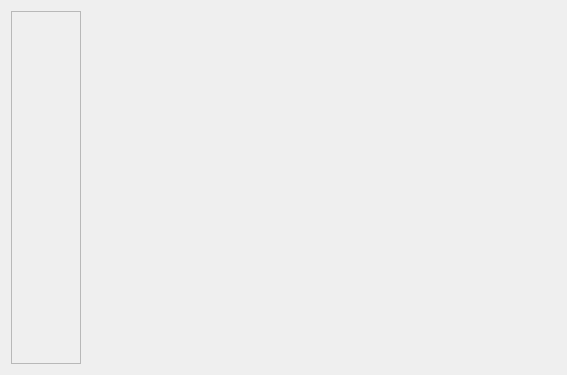
Above: Raspberry/Aiot/tab3controlpannel.ui from KimMS-99/Qt before the change. Below: the same form after it.
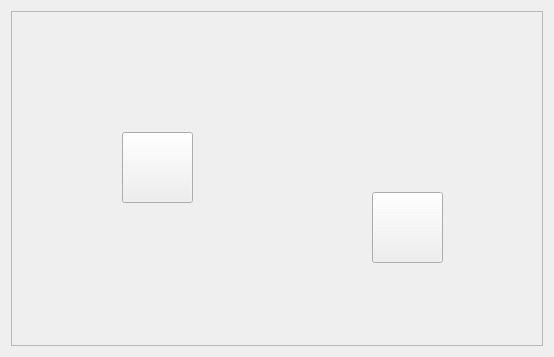
That is the form after the change. Icons and pictures are not drawn.

Diff of the .ui file:
```diff
--- a/Raspberry/Aiot/tab3controlpannel.ui
+++ b/Raspberry/Aiot/tab3controlpannel.ui
@@ -6,15 +6,15 @@
    <rect>
     <x>0</x>
     <y>0</y>
-    <width>567</width>
-    <height>375</height>
+    <width>554</width>
+    <height>357</height>
    </rect>
   </property>
   <property name="windowTitle">
    <string>Form</string>
   </property>
-  <layout class="QFormLayout" name="formLayout_2">
-   <item row="0" column="0">
+  <layout class="QFormLayout" name="formLayout">
+   <item row="0" column="0" colspan="2">
     <widget class="QScrollArea" name="scrollArea">
      <property name="widgetResizable">
       <bool>true</bool>
@@ -25,10 +25,10 @@
         <x>0</x>
         <y>0</y>
         <width>547</width>
-        <height>355</height>
+        <height>344</height>
        </rect>
       </property>
-      <layout class="QFormLayout" name="formLayout">
+      <layout class="QFormLayout" name="formLayout_2">
        <item row="0" column="0">
         <widget class="QLabel" name="label">
          <property name="text">
@@ -43,7 +43,7 @@
       <widget class="QPushButton" name="pPBlamp">
        <property name="geometry">
         <rect>
-         <x>130</x>
+         <x>110</x>
          <y>120</y>
          <width>71</width>
          <height>71</height>
@@ -70,8 +70,8 @@
       <widget class="QPushButton" name="pPBplug">
        <property name="geometry">
         <rect>
-         <x>380</x>
-         <y>160</y>
+         <x>360</x>
+         <y>180</y>
          <width>71</width>
          <height>71</height>
         </rect>
```
